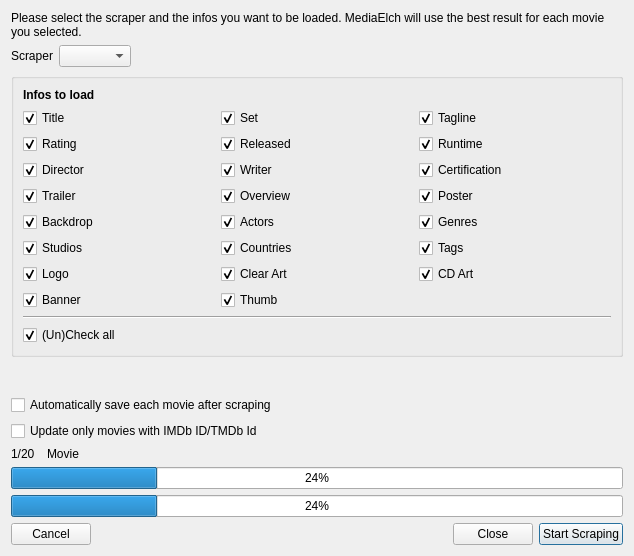
The window that src/ui/movies/MovieMultiScrapeDialog.ui (Komet/MediaElch) describes before a commit, drawn with Qt 5.
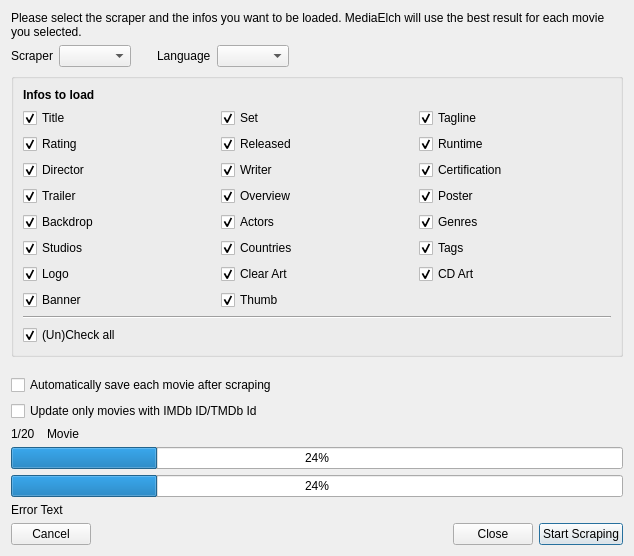
The same window after the commit. Icons and pictures are not drawn. Custom widgets are drawn as their Qt base class.

Commit message:
refactor(MovieScraper): Move to job-based movie loading
Just like for TV scrapers, move to a job based movie scraper interface.
This will make it possible (in the future) to have preview windows in
movie search dialogs or parallel scraping (which previously didn't work
properly).

```diff
--- a/src/ui/movies/MovieMultiScrapeDialog.ui
+++ b/src/ui/movies/MovieMultiScrapeDialog.ui
@@ -52,6 +52,32 @@
      <item>
       <widget class="QComboBox" name="comboScraper"/>
      </item>
+     <item>
+      <spacer name="horizontalSpacer_3">
+       <property name="orientation">
+        <enum>Qt::Horizontal</enum>
+       </property>
+       <property name="sizeType">
+        <enum>QSizePolicy::Fixed</enum>
+       </property>
+       <property name="sizeHint" stdset="0">
+        <size>
+         <width>20</width>
+         <height>20</height>
+        </size>
+       </property>
+      </spacer>
+     </item>
+     <item>
+      <widget class="QLabel" name="lblLanguage">
+       <property name="text">
+        <string>Language</string>
+       </property>
+      </widget>
+     </item>
+     <item>
+      <widget class="LanguageCombo" name="comboLanguage"/>
+     </item>
      <item>
       <spacer name="horizontalSpacer_2">
        <property name="orientation">
@@ -404,6 +430,13 @@
      </property>
     </widget>
    </item>
+   <item>
+    <widget class="QLabel" name="lblError">
+     <property name="text">
+      <string notr="true">Error Text</string>
+     </property>
+    </widget>
+   </item>
    <item>
     <layout class="QHBoxLayout" name="horizontalLayout">
      <item>
@@ -462,6 +495,11 @@
    <extends>QCheckBox</extends>
    <header location="global">ui/small_widgets/MyCheckBox.h</header>
   </customwidget>
+  <customwidget>
+   <class>LanguageCombo</class>
+   <extends>QComboBox</extends>
+   <header location="global">ui/small_widgets/LanguageCombo.h</header>
+  </customwidget>
  </customwidgets>
  <resources>
   <include location="../../../data/MediaElch.qrc"/>
```
Left out of the diff: 6 changed lines with no effect on the pictures. The commit also changes 106 other files.
